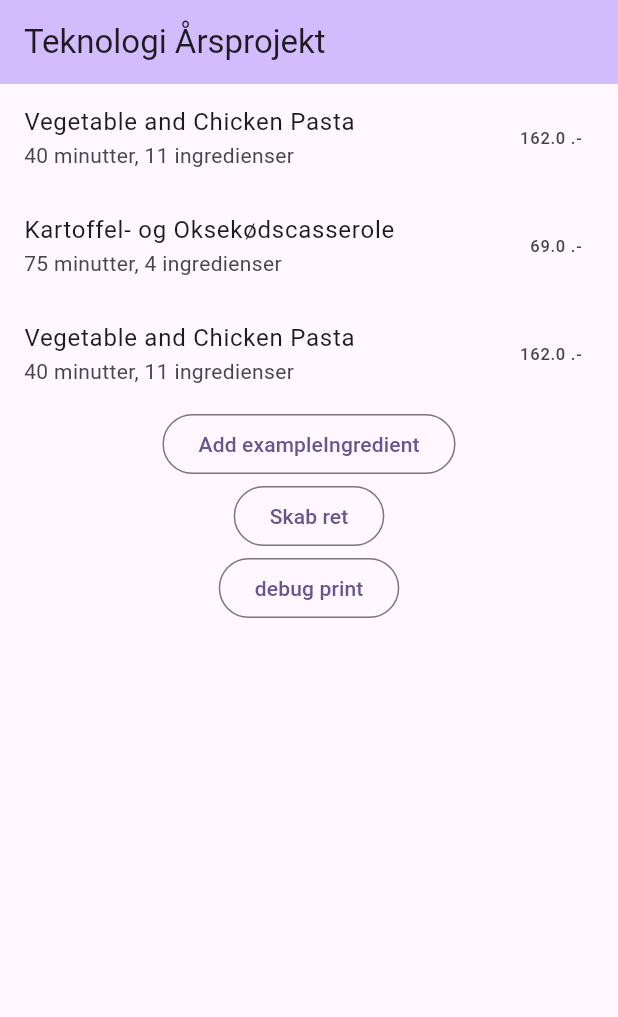
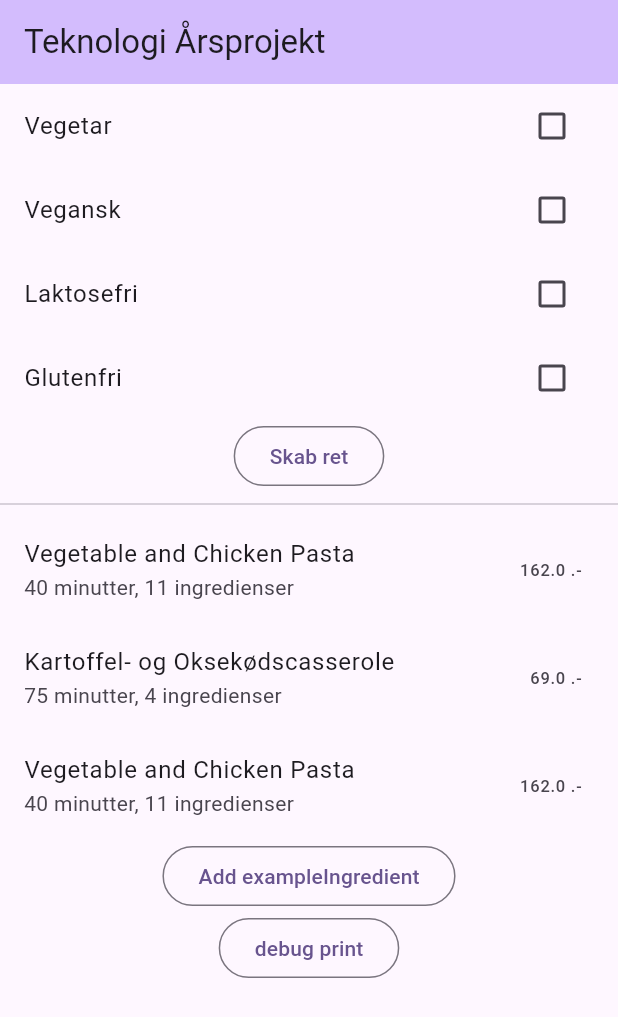
Before and after one commit to toke-dk/mad_app_eksamensprojekt, a Flutter app: the screen it shows after launch, after a tap on "Add exampleIngredient", on a phone screen of 412 x 824 dp. Shown: the top 1017 px of the screen. Run offline on Flutter 3.47's test engine with Material 3 defaults, Android fonts, the phone set to English and light mode, and no system bars; missing offline and left inert: dart_openai.

Commit message:
you can add restrictions to the generated dishes

```diff
--- a/lib/main.dart
+++ b/lib/main.dart
@@ -50,6 +50,19 @@ class _MyHomePageState extends State<MyHomePage> {
   List<Recipe> get recipes => Provider.of<RecipesProvider>(context).getRecipes;
 
   OpenAIChatCompletionModel? content;
+  bool onlyVegitarian = false;
+  bool onlyVegan = false;
+  bool noLactose = false;
+  bool noGluten = false;
+
+  List<String> get generateRestrictions{
+    List<String> restrictions = [];
+    if (onlyVegitarian) restrictions.add("vegetar");
+    if (onlyVegan) restrictions.add("vegansk");
+    if (noLactose) restrictions.add("laktosefrit");
+    if (noGluten) restrictions.add("glutenfrit");
+    return restrictions;
+  }
 
   @override
   Widget build(BuildContext context) {
@@ -62,27 +75,43 @@ class _MyHomePageState extends State<MyHomePage> {
       body: SingleChildScrollView(
         child: Column(
           children: [
-            ListView.builder(
-                physics: const NeverScrollableScrollPhysics(),
-                shrinkWrap: true,
-                itemCount: recipes.length,
-                itemBuilder: (context, index) {
-                  final Recipe indexRecipe = recipes[index];
-                  return ListTile(
-                    onTap: () => Navigator.push(context, MaterialPageRoute(builder: (context) => RecipePage(recipe: indexRecipe))),
-                    title: Text(indexRecipe.name),
-                    trailing: Text(
-                        "${indexRecipe.getTotalPrice.roundToDouble()} .-"),
-                    subtitle: Text(
-                        "${indexRecipe.durationInMins} minutter, ${indexRecipe.ingredientsToBuy.length} ingredienser"),
-                  );
+            CheckboxListTile(
+              title: Text("Vegetar"),
+                value: onlyVegitarian,
+                onChanged: (val) {
+                  if (val == null) return;
+                  setState(() {
+                    onlyVegitarian = val;
+                  });
                 }),
-            OutlinedButton(
-                onPressed: () {
-                  Provider.of<RecipesProvider>(context, listen: false)
-                      .addRecipe = Recipe.fromMap(recipeExamples.first);
-                },
-                child: Text("Add exampleIngredient")),
+            CheckboxListTile(
+                title: Text("Vegansk"),
+                value: onlyVegan,
+                onChanged: (val) {
+                  if (val == null) return;
+                  setState(() {
+                    onlyVegan = val;
+                  });
+                }),
+            CheckboxListTile(
+                title: Text("Laktosefri"),
+                value: noLactose,
+                onChanged: (val) {
+                  if (val == null) return;
+                  setState(() {
+                    noLactose = val;
+                  });
+                }),
+            CheckboxListTile(
+                title: Text("Glutenfri"),
+                value: noGluten,
+                onChanged: (val) {
+                  if (val == null) return;
+                  setState(() {
+                    noGluten = val;
+                  });
+                }),
+
             OutlinedButton(
                 onPressed: () async {
                   final response = await _apiExample(["vegetar"]);
@@ -99,6 +128,32 @@ class _MyHomePageState extends State<MyHomePage> {
                       response!.choices.first.message.content!.first.text!));
                 },
                 child: const Text("Skab ret")),
+            Divider(),
+            ListView.builder(
+                physics: const NeverScrollableScrollPhysics(),
+                shrinkWrap: true,
+                itemCount: recipes.length,
+                itemBuilder: (context, index) {
+                  final Recipe indexRecipe = recipes[index];
+                  return ListTile(
+                    onTap: () => Navigator.push(
+                        context,
+                        MaterialPageRoute(
+                            builder: (context) =>
+                                RecipePage(recipe: indexRecipe))),
+                    title: Text(indexRecipe.name),
+                    trailing:
+                        Text("${indexRecipe.getTotalPrice.roundToDouble()} .-"),
+                    subtitle: Text(
+                        "${indexRecipe.durationInMins} minutter, ${indexRecipe.ingredientsToBuy.length} ingredienser"),
+                  );
+                }),
+            OutlinedButton(
+                onPressed: () {
+                  Provider.of<RecipesProvider>(context, listen: false)
+                      .addRecipe = Recipe.fromMap(recipeExamples.first);
+                },
+                child: Text("Add exampleIngredient")),
             OutlinedButton(
                 onPressed: () {
                   Recipe recipeFromAi = Recipe.fromMap(jsonDecode(
```
